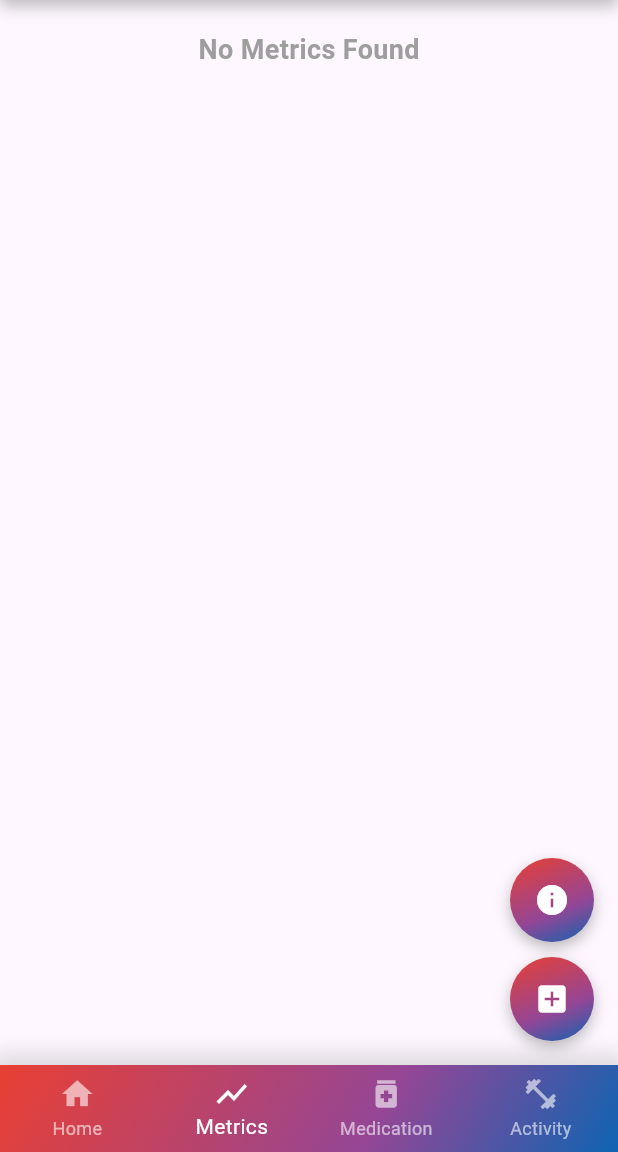
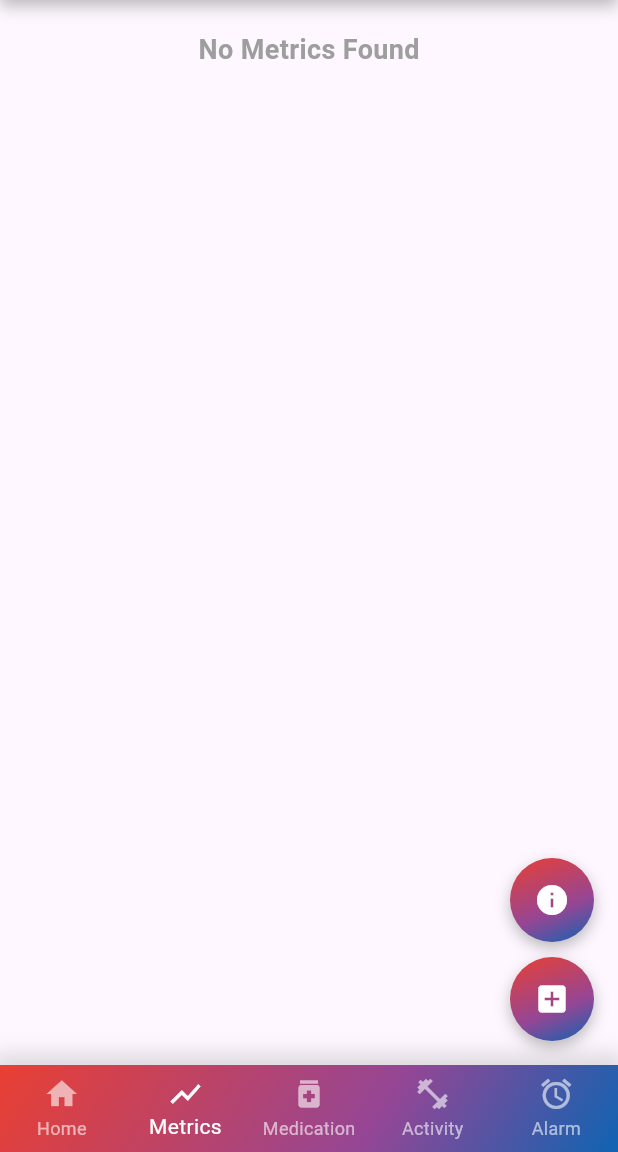
Before and after one commit to tawafmesar/DiabetesAlertSystem, a Flutter app: the Home screen opened by its route, item 2 of the bottom bar chosen, on a phone screen of 412 x 824 dp, the part 84-1236 px from its top. Run offline on Flutter 3.47's test engine with Material 3 defaults, Android fonts, the phone set to English and light mode, and no system bars; our stand-ins replace awesome_notifications, dartz, flutter_animate, flutter_otp_text_field, font_awesome_flutter, get and 5 more; missing offline and left inert: dart:html, day_night_time_picker, flutter_ringtone_player; accounts and stored records are empty; project files that could hold a hidden picture were left out.

Commit message:
fix: update home.dart to show alarm access

```diff
--- a/src/diabetes_alert_system/lib/view/screen/home.dart
+++ b/src/diabetes_alert_system/lib/view/screen/home.dart
@@ -2,6 +2,7 @@ import 'package:flutter/material.dart';
 import '../widget/custom_drawer.dart';
 import 'Medicationscreen.dart';
 import 'Metricsscreen.dart';
+import 'alarm/homepage_alarm_overview.dart';
 
 
 class Home extends StatefulWidget {
@@ -21,6 +22,7 @@ class _HomeState extends State<Home> {
       MetricsScreen(),
       MedicationScreen(),
       Center(child: Text(''),),
+      HomePageAlarmOverview(title: 'Alarm',)
     ];
 
     return Scaffold(
@@ -76,6 +78,10 @@ class _HomeState extends State<Home> {
               icon: Icon(Icons.fitness_center),
               label: 'Activity',
             ),
+            BottomNavigationBarItem(
+              icon: Icon(Icons.alarm),
+              label: 'Alarm',
+            ),
           ],
         ),
       ),
```
